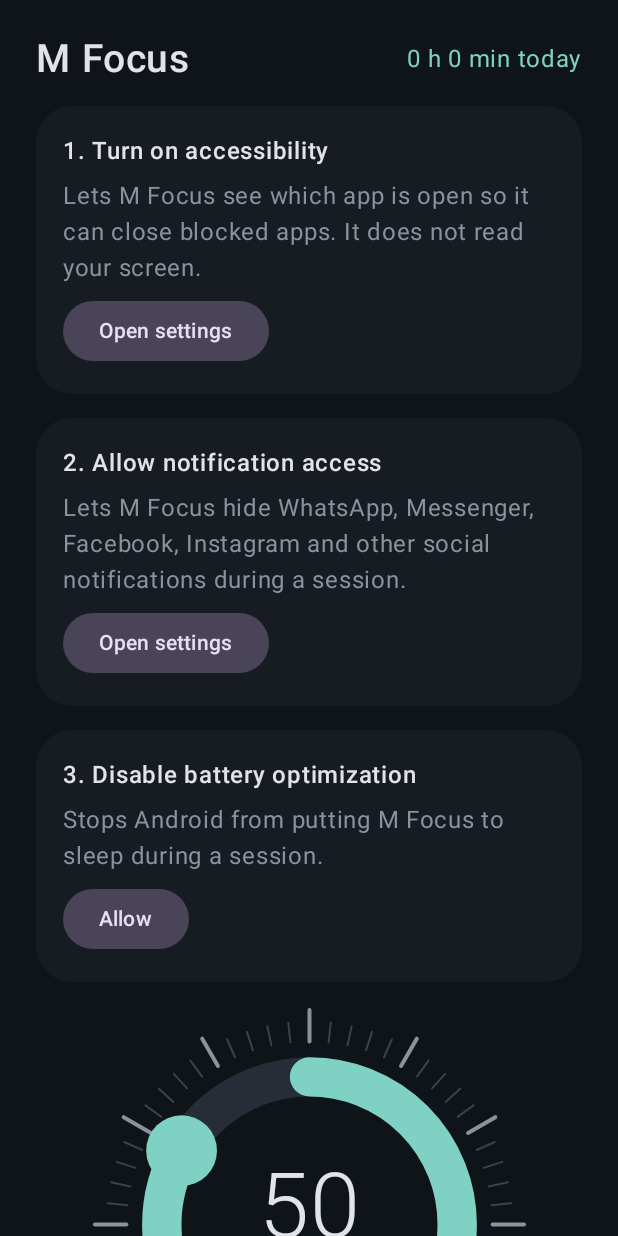
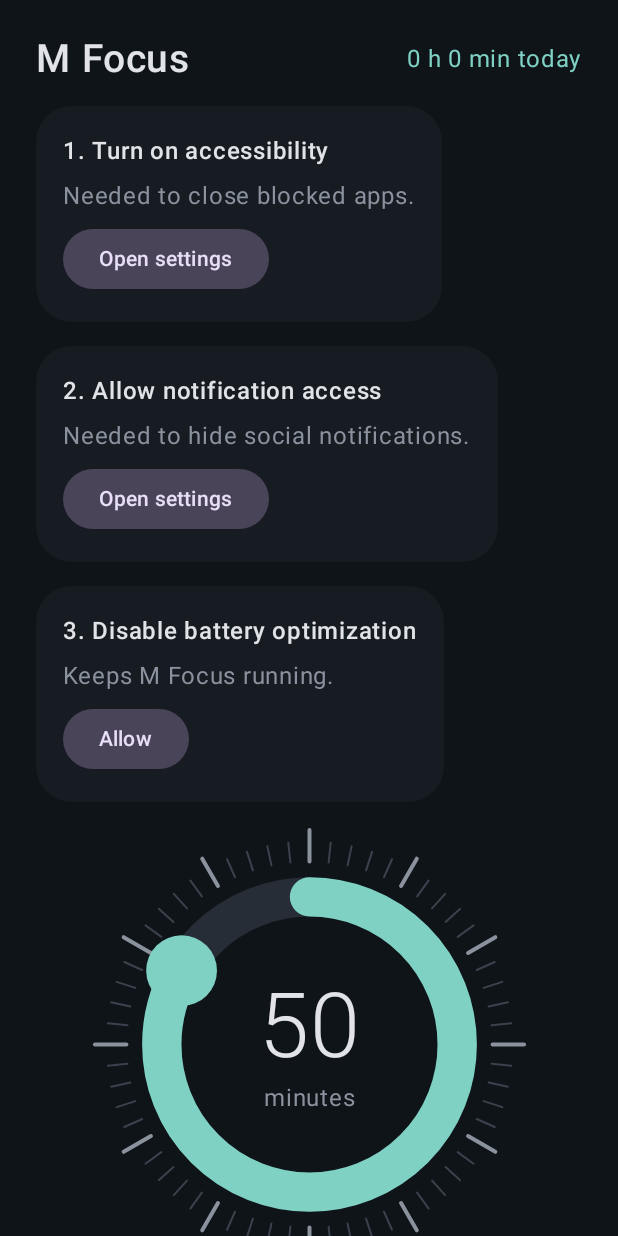
Before and after one commit to DeveloperMezba/m-focus, an Android app built with Jetpack Compose: the screen it shows after launch (MainActivity), on a phone screen of 412 x 824 dp. Run offline under Robolectric (Android 15) with nearby library versions, the phone set to English and light mode, and no system bars.

Commit message:
Add files via upload

```diff
--- a/app/src/main/java/com/focusguard/phone/MainActivity.kt
+++ b/app/src/main/java/com/focusguard/phone/MainActivity.kt
@@ -99,19 +99,19 @@ fun Home(refresh: Int, onStarted: () -> Unit) {
 
         if (!a11y) SetupRow(
             "1. Turn on accessibility",
-            "Lets M Focus see which app is open so it can close blocked apps. It does not read your screen.",
+            "Needed to close blocked apps.",
             "Open settings",
         ) { ctx.startActivity(Intent(Settings.ACTION_ACCESSIBILITY_SETTINGS)) }
 
         if (!notif) SetupRow(
             "2. Allow notification access",
-            "Lets M Focus hide WhatsApp, Messenger, Facebook, Instagram and other social notifications during a session.",
+            "Needed to hide social notifications.",
             "Open settings",
         ) { ctx.startActivity(Intent(Settings.ACTION_NOTIFICATION_LISTENER_SETTINGS)) }
 
         if (!battery) SetupRow(
             "3. Disable battery optimization",
-            "Stops Android from putting M Focus to sleep during a session.",
+            "Keeps M Focus running.",
             "Allow",
         ) {
             ctx.startActivity(
@@ -130,11 +130,13 @@ fun Home(refresh: Int, onStarted: () -> Unit) {
         Card(colors = CardDefaults.cardColors(containerColor = MaterialTheme.colorScheme.surface),
             shape = RoundedCornerShape(24.dp)) {
             Column(Modifier.padding(18.dp), verticalArrangement = Arrangement.spacedBy(6.dp)) {
-                Text("Always allowed", fontWeight = FontWeight.Medium)
-                Text("Phone calls and AI apps (Gemini, ChatGPT, Claude and more). Social media, messengers and browsers can never be added.",
-                    color = MaterialTheme.colorScheme.onSurfaceVariant)
-                Text("Extra apps: $extras", color = MaterialTheme.colorScheme.onSurfaceVariant)
-                TextButton({ showPicker = true }) { Text("Choose extra apps") }
+                Row(Modifier.fillMaxWidth(), verticalAlignment = Alignment.CenterVertically) {
+                    Column(Modifier.weight(1f)) {
+                        Text("Always allowed", fontWeight = FontWeight.Medium)
+                        if (extras > 0) Text("$extras chosen", color = MaterialTheme.colorScheme.onSurfaceVariant)
+                    }
+                    FilledTonalButton({ showPicker = true }) { Text("Choose apps") }
+                }
             }
         }
 
@@ -143,13 +145,19 @@ fun Home(refresh: Int, onStarted: () -> Unit) {
             enabled = ready,
             modifier = Modifier.fillMaxWidth().height(56.dp),
         ) { Text(if (ready) "Start focus session" else "Finish setup first", fontSize = 16.sp) }
+
+        val lastBlocked = remember(refresh) { Session.blockedLog(ctx) }
+        if (lastBlocked.isNotEmpty()) Text(
+            "Last blocked: " + lastBlocked.joinToString(", "),
+            fontSize = 11.sp, color = MaterialTheme.colorScheme.onSurfaceVariant,
+        )
     }
 
     if (showPicker) AppPicker { showPicker = false }
     if (confirm) AlertDialog(
         onDismissRequest = { confirm = false },
         title = { Text("Start $minutes minutes?") },
-        text = { Text("Only calls and allowed apps will work. You cannot stop the session early.") },
+        text = { Text("You can't stop it early.") },
         confirmButton = {
             TextButton({ confirm = false; Session.start(ctx, minutes); NotificationBlocker.instance?.sweep(); onStarted() }) { Text("Start") }
         },
@@ -249,7 +257,7 @@ fun AppPicker(onClose: () -> Unit) {
     var sel by remember { mutableStateOf(Apps.effectiveExtras(ctx)) }
     AlertDialog(
         onDismissRequest = onClose,
-        title = { Text("Extra allowed apps") },
+        title = { Text("Choose apps") },
         text = {
             LazyColumn(Modifier.heightIn(max = 380.dp)) {
                 items(apps) { (pkg, label) ->
--- a/app/src/main/java/com/focusguard/phone/Session.kt
+++ b/app/src/main/java/com/focusguard/phone/Session.kt
@@ -29,4 +29,13 @@ object Session {
     }
 
     fun todayMinutes(c: Context): Int = p(c).getInt("done_" + LocalDate.now(), 0)
+
+    /** Last few packages that triggered the lock screen (shown small on the home screen, for debugging). */
+    fun logBlocked(c: Context, pkg: String) {
+        val cur = blockedLog(c).filter { it != pkg }
+        p(c).edit().putString("blocked_log", (listOf(pkg) + cur).take(5).joinToString(",")).apply()
+    }
+
+    fun blockedLog(c: Context): List<String> =
+        (p(c).getString("blocked_log", "") ?: "").split(",").filter { it.isNotBlank() }
 }
```
Also changed, not shown: app/src/main/java/com/focusguard/phone/GuardService.kt (+9 -4 lines).
